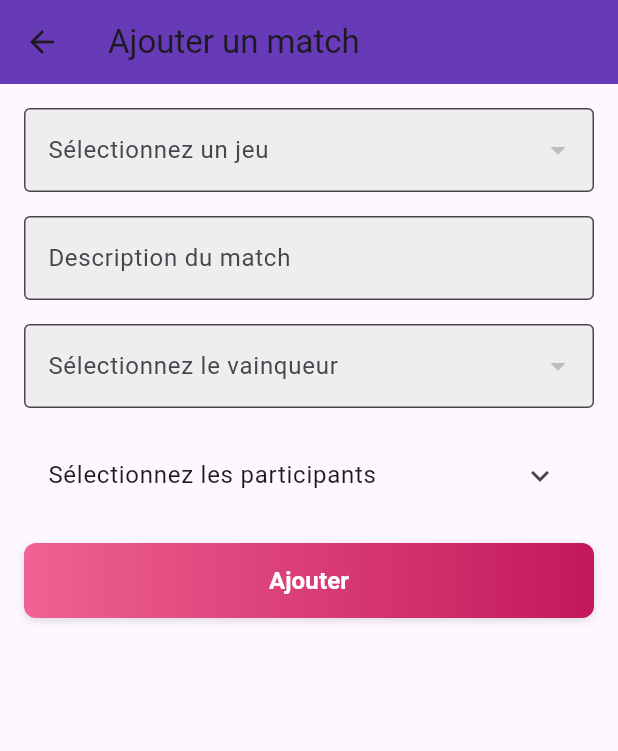
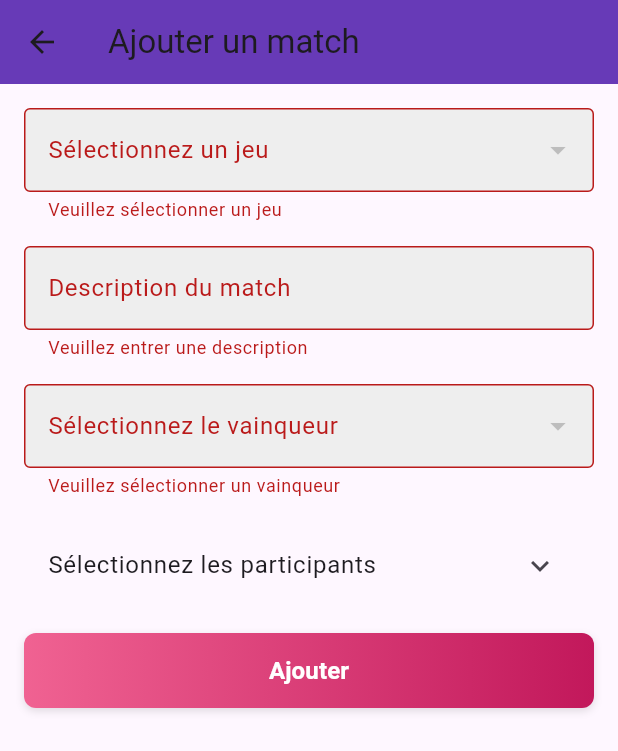
Before and after one commit to Quentin56S49/flutter_project, a Flutter app: the AddMatchPage screen opened directly with empty values, after a tap on "Ajouter", on a phone screen of 412 x 824 dp. Shown: the top 751 px of the screen. Run offline on Flutter 3.47's test engine with Material 3 defaults, Android fonts, the phone set to English and light mode, and no system bars; our stand-ins replace bloc, cached_network_image, flutter_bloc.

Commit message:
fix erreurs add_matchs_page + scroll page detail

```diff
--- a/lib/ui/screens/add_match_page.dart
+++ b/lib/ui/screens/add_match_page.dart
@@ -21,6 +21,7 @@ class _AddMatchPageState extends State<AddMatchPage> {
   Player? _selectedWinner;
   final _descriptionController = TextEditingController();
   List<Player> _selectedPlayers = [];
+  final _formKey = GlobalKey<FormState>();
 
   @override
   Widget build(BuildContext context) {
@@ -32,25 +33,31 @@ class _AddMatchPageState extends State<AddMatchPage> {
         title: const Text('Ajouter un match'),
         backgroundColor: Colors.deepPurple,
       ),
-      body: SingleChildScrollView(
+      body: LayoutBuilder(
+        builder: (BuildContext context, BoxConstraints viewportConstraints) {
+          return SingleChildScrollView(
             padding: const EdgeInsets.all(16.0),
+            child: ConstrainedBox(
+              constraints: BoxConstraints(maxWidth: viewportConstraints.maxWidth),
+              child: Form(
+                key: _formKey,
                 child: Column(
                   crossAxisAlignment: CrossAxisAlignment.start,
                   children: [
                     DropdownButtonFormField<Game>(
                       decoration: InputDecoration(
                         labelText: 'Sélectionnez un jeu',
-                border: OutlineInputBorder(),
+                        border: const OutlineInputBorder(),
                         filled: true,
                         fillColor: Colors.grey[200],
                       ),
                       value: _selectedGame,
+                      isExpanded: true,
                       items: games.map((game) {
                         return DropdownMenuItem<Game>(
                           value: game,
                           child: Text(
                             game.title,
-                    softWrap: true,
                             overflow: TextOverflow.ellipsis,
                           ),
                         );
@@ -60,30 +67,48 @@ class _AddMatchPageState extends State<AddMatchPage> {
                           _selectedGame = game;
                         });
                       },
+                      validator: (value) {
+                        if (value == null) {
+                          return 'Veuillez sélectionner un jeu';
+                        }
+                        return null;
+                      },
                     ),
                     const SizedBox(height: 16.0),
+
                     TextFormField(
                       controller: _descriptionController,
                       decoration: InputDecoration(
                         labelText: 'Description du match',
-                border: OutlineInputBorder(),
+                        border: const OutlineInputBorder(),
                         filled: true,
                         fillColor: Colors.grey[200],
                       ),
+                      validator: (value) {
+                        if (value == null || value.isEmpty) {
+                          return 'Veuillez entrer une description';
+                        }
+                        return null;
+                      },
                     ),
                     const SizedBox(height: 16.0),
+
                     DropdownButtonFormField<Player>(
                       decoration: InputDecoration(
                         labelText: 'Sélectionnez le vainqueur',
-                border: OutlineInputBorder(),
+                        border: const OutlineInputBorder(),
                         filled: true,
                         fillColor: Colors.grey[200],
                       ),
                       value: _selectedWinner,
+                      isExpanded: true,
                       items: players.map((player) {
                         return DropdownMenuItem<Player>(
                           value: player,
-                  child: Text(player.pseudo),
+                          child: Text(
+                            player.pseudo,
+                            overflow: TextOverflow.ellipsis,
+                          ),
                         );
                       }).toList(),
                       onChanged: (player) {
@@ -91,8 +116,15 @@ class _AddMatchPageState extends State<AddMatchPage> {
                           _selectedWinner = player;
                         });
                       },
+                      validator: (value) {
+                        if (value == null) {
+                          return 'Veuillez sélectionner un vainqueur';
+                        }
+                        return null;
+                      },
                     ),
                     const SizedBox(height: 16.0),
+
                     ExpansionTile(
                       title: const Text('Sélectionnez les participants'),
                       children: players.map((player) {
@@ -112,6 +144,7 @@ class _AddMatchPageState extends State<AddMatchPage> {
                       }).toList(),
                     ),
                     const SizedBox(height: 16.0),
+
                     SizedBox(
                       width: double.infinity,
                       height: 50,
@@ -140,10 +173,7 @@ class _AddMatchPageState extends State<AddMatchPage> {
                             ),
                           ),
                           onPressed: () {
-                    if (_selectedGame != null &&
-                        _selectedWinner != null &&
-                        _descriptionController.text.isNotEmpty &&
-                        _selectedPlayers.isNotEmpty) {
+                            if (_formKey.currentState!.validate()) {
                               final match = Match(
                                 game: _selectedGame!,
                                 players: _selectedPlayers,
@@ -170,6 +200,10 @@ class _AddMatchPageState extends State<AddMatchPage> {
                   ],
                 ),
               ),
+            ),
+          );
+        },
+      ),
     );
   }
 }
```
Also changed, not shown: lib/ui/screens/tournament_detail.dart (deleted, +0 -36 lines), lib/ui/screens/tournament_detail_page.dart (+2 -10 lines), pubspec.lock. Lines whose indentation alone changed are shown as unchanged.
